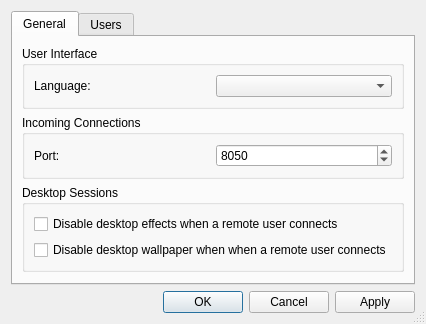
dchapyshev/aspia, file source/host/ui/host_config_dialog.ui: the form before one commit.
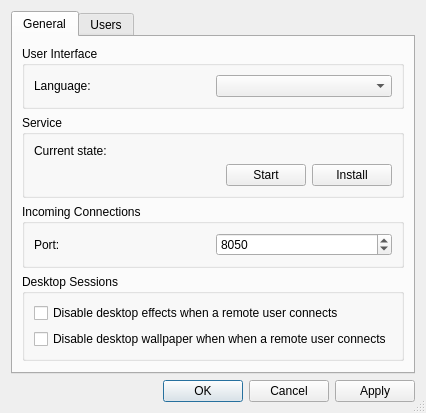
The form after the commit. Icons and pictures are not drawn.

Commit message: - Implemented the ability to manage the service from the host configurator.

Diff of the .ui file:
```diff
--- a/source/host/ui/host_config_dialog.ui
+++ b/source/host/ui/host_config_dialog.ui
@@ -7,7 +7,7 @@
     <x>0</x>
     <y>0</y>
     <width>383</width>
-    <height>289</height>
+    <height>372</height>
    </rect>
   </property>
   <property name="windowTitle">
@@ -26,7 +26,7 @@
       <attribute name="title">
        <string>General</string>
       </attribute>
-      <layout class="QVBoxLayout" name="verticalLayout_4">
+      <layout class="QVBoxLayout" name="verticalLayout_5">
        <item>
         <widget class="QGroupBox" name="groupbox_ui">
          <property name="title">
@@ -46,6 +46,53 @@
          </layout>
         </widget>
        </item>
+       <item>
+        <widget class="QGroupBox" name="groupBox">
+         <property name="title">
+          <string>Service</string>
+         </property>
+         <layout class="QVBoxLayout" name="verticalLayout_4">
+          <item>
+           <widget class="QLabel" name="label_service_status">
+            <property name="text">
+             <string notr="true">Current state:</string>
+            </property>
+           </widget>
+          </item>
+          <item>
+           <layout class="QHBoxLayout" name="horizontalLayout_2">
+            <item>
+             <spacer name="horizontalSpacer">
+              <property name="orientation">
+               <enum>Qt::Horizontal</enum>
+              </property>
+              <property name="sizeHint" stdset="0">
+               <size>
+                <width>40</width>
+                <height>20</height>
+               </size>
+              </property>
+             </spacer>
+            </item>
+            <item>
+             <widget class="QPushButton" name="button_service_start_stop">
+              <property name="text">
+               <string notr="true">Start</string>
+              </property>
+             </widget>
+            </item>
+            <item>
+             <widget class="QPushButton" name="button_service_install_remove">
+              <property name="text">
+               <string notr="true">Install</string>
+              </property>
+             </widget>
+            </item>
+           </layout>
+          </item>
+         </layout>
+        </widget>
+       </item>
        <item>
         <widget class="QGroupBox" name="groupbox_incoming_connections">
          <property name="title">
```
The commit also changes 11 other files.
